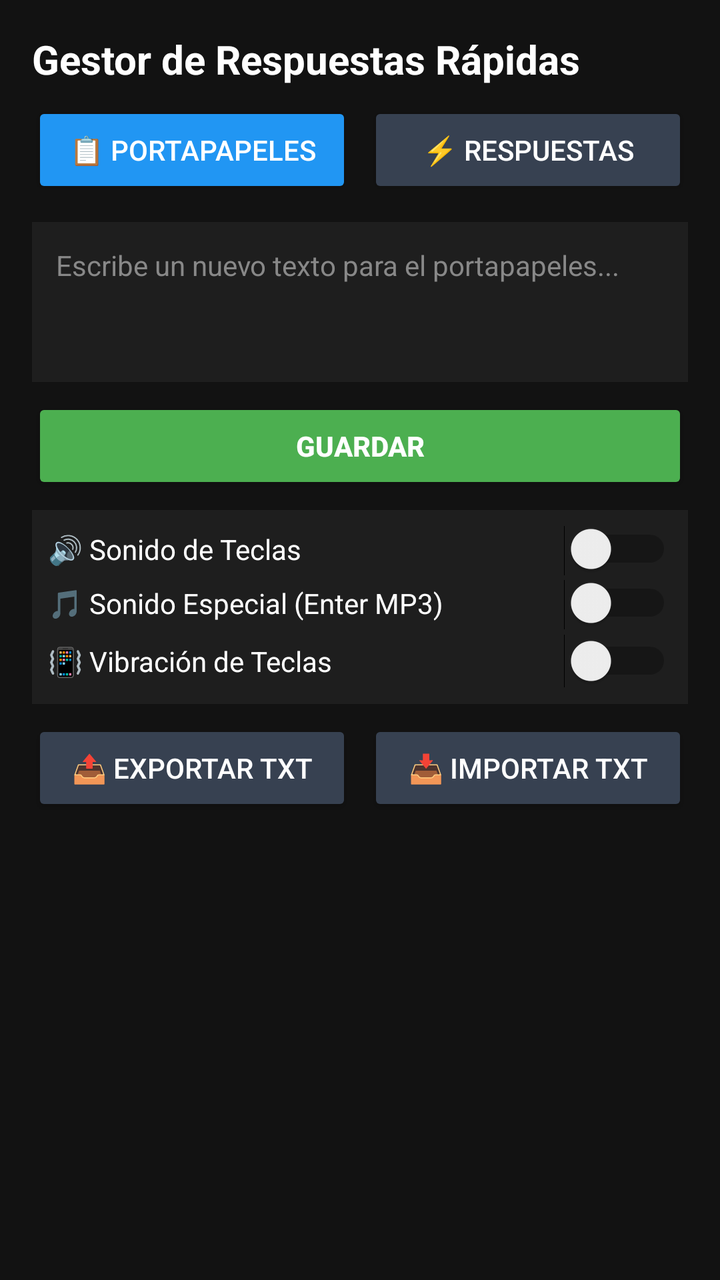
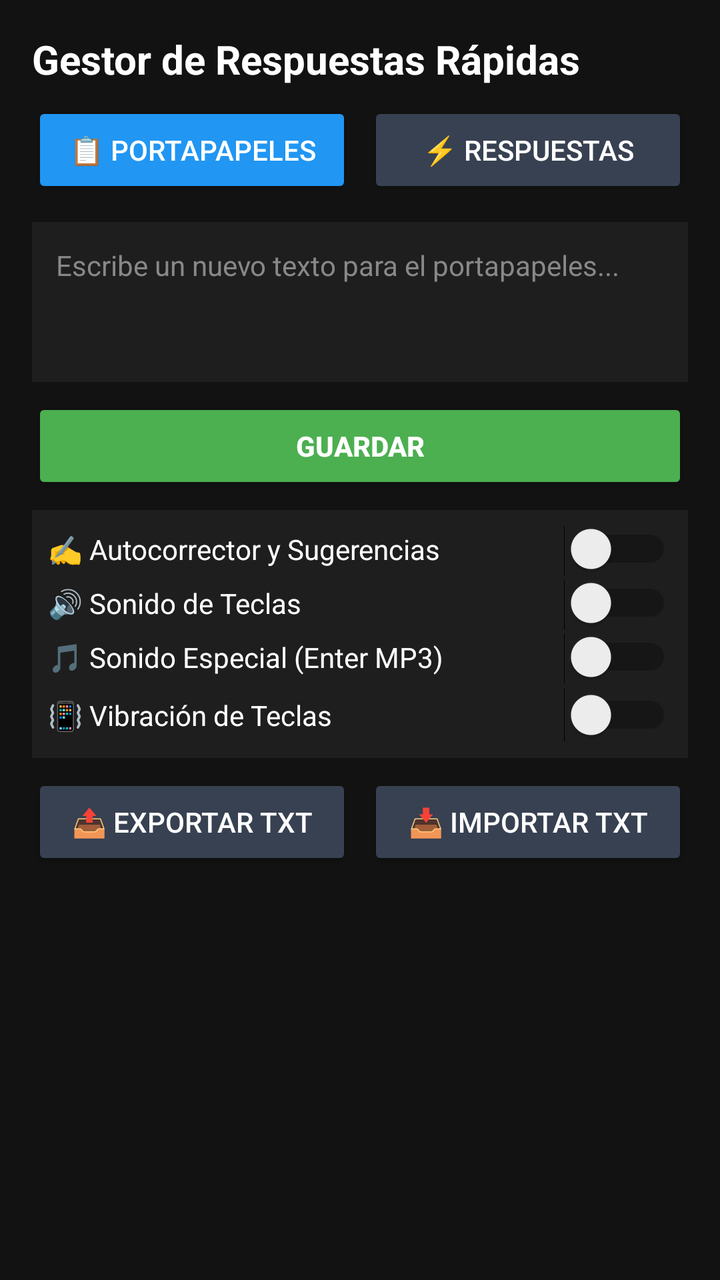

Screens rendered from an Android XML layout before and after an edit, with the pre-edit source and the edit as a unified diff.
<!-- AndroidManifest.xml: application theme Theme.AppCompat.Light.DarkActionBar -->
<!-- res/layout/activity_main.xml -->
<?xml version="1.0" encoding="utf-8"?>
<LinearLayout xmlns:android="http://schemas.android.com/apk/res/android"
    android:layout_width="match_parent"
    android:layout_height="match_parent"
    android:orientation="vertical"
    android:padding="16dp"
    android:background="#121212">

    
    <TextView
        android:layout_width="match_parent"
        android:layout_height="wrap_content"
        android:text="Gestor de Respuestas Rápidas"
        android:textColor="#FFFFFF"
        android:textSize="20sp"
        android:textStyle="bold"
        android:paddingBottom="8dp"/>

    
    <LinearLayout 
        android:layout_width="match_parent" 
        android:layout_height="wrap_content" 
        android:orientation="horizontal" 
        android:layout_marginBottom="12dp">
        
        <Button 
            android:id="@+id/btnTabClip" 
            android:layout_width="0dp" 
            android:layout_height="wrap_content" 
            android:layout_weight="1" 
            android:text="📋 Portapapeles" 
            android:backgroundTint="#2196F3" 
            android:textColor="#FFFFFF" 
            android:layout_marginEnd="4dp"/>
            
        <Button 
            android:id="@+id/btnTabQR" 
            android:layout_width="0dp" 
            android:layout_height="wrap_content" 
            android:layout_weight="1" 
            android:text="⚡ Respuestas" 
            android:backgroundTint="#374151" 
            android:textColor="#FFFFFF" 
            android:layout_marginStart="4dp"/>
    </LinearLayout>

    
    <LinearLayout 
        android:id="@+id/layoutClipInput" 
        android:layout_width="match_parent" 
        android:layout_height="wrap_content" 
        android:orientation="vertical">
        
        <EditText 
            android:id="@+id/etNewPin" 
            android:layout_width="match_parent" 
            android:layout_height="80dp" 
            android:background="#1E1E1E" 
            android:textColor="#FFFFFF" 
            android:textColorHint="#888888" 
            android:hint="Escribe un nuevo texto para el portapapeles..." 
            android:gravity="top|start" 
            android:padding="12dp" 
            android:textSize="14sp"/>
    </LinearLayout>

    
    <LinearLayout 
        android:id="@+id/layoutQRInput" 
        android:layout_width="match_parent" 
        android:layout_height="wrap_content" 
        android:orientation="vertical" 
        android:visibility="gone">
        
        <EditText 
            android:id="@+id/etQrShortcut" 
            android:layout_width="match_parent" 
            android:layout_height="wrap_content" 
            android:background="#1E1E1E" 
            android:textColor="#FFFFFF" 
            android:textColorHint="#888888" 
            android:hint="Clave (Ej: metodosdepago)" 
            android:padding="12dp" 
            android:layout_marginBottom="8dp" 
            android:textSize="14sp" 
            android:maxLines="1"/>
            
        <EditText 
            android:id="@+id/etQrText" 
            android:layout_width="match_parent" 
            android:layout_height="80dp" 
            android:background="#1E1E1E" 
            android:textColor="#FFFFFF" 
            android:textColorHint="#888888" 
            android:hint="Respuesta completa a enviar..." 
            android:gravity="top|start" 
            android:padding="12dp" 
            android:textSize="14sp"/>
    </LinearLayout>

    
    <Button 
        android:id="@+id/btnAdd" 
        android:layout_width="match_parent" 
        android:layout_height="wrap_content" 
        android:layout_marginTop="8dp" 
        android:text="Guardar" 
        android:backgroundTint="#4CAF50" 
        android:textColor="#FFFFFF" 
        android:textStyle="bold"/>

    
    <LinearLayout 
        android:layout_width="match_parent" 
        android:layout_height="wrap_content" 
        android:orientation="vertical" 
        android:layout_marginTop="8dp" 
        android:layout_marginBottom="4dp" 
        android:background="#1E1E1E" 
        android:padding="8dp">
        
        <Switch 
            android:id="@+id/switchSound" 
            android:layout_width="match_parent" 
            android:layout_height="wrap_content" 
            android:text="🔊 Sonido de Teclas" 
            android:textColor="#FFFFFF" 
            android:paddingBottom="4dp"/>
            
        <Switch 
            android:id="@+id/switchSoundEnter" 
            android:layout_width="match_parent" 
            android:layout_height="wrap_content" 
            android:text="🎵 Sonido Especial (Enter MP3)" 
            android:textColor="#FFFFFF" 
            android:paddingBottom="4dp"/>
            
        <Switch 
            android:id="@+id/switchVibration" 
            android:layout_width="match_parent" 
            android:layout_height="wrap_content" 
            android:text="📳 Vibración de Teclas" 
            android:textColor="#FFFFFF" />
    </LinearLayout>

    
    <LinearLayout
        android:layout_width="match_parent"
        android:layout_height="wrap_content"
        android:orientation="horizontal"
        android:layout_marginTop="4dp"
        android:layout_marginBottom="4dp">

        <Button
            android:id="@+id/btnExport"
            android:layout_width="0dp"
            android:layout_height="wrap_content"
            android:layout_weight="1"
            android:layout_marginEnd="4dp"
            android:text="📤 Exportar TXT"
            android:backgroundTint="#374151"
            android:textColor="#FFFFFF"/>

        <Button
            android:id="@+id/btnImport"
            android:layout_width="0dp"
            android:layout_height="wrap_content"
            android:layout_weight="1"
            android:layout_marginStart="4dp"
            android:text="📥 Importar TXT"
            android:backgroundTint="#374151"
            android:textColor="#FFFFFF"/>
    </LinearLayout>

    
    <androidx.recyclerview.widget.RecyclerView 
        android:id="@+id/rvMainPins" 
        android:layout_width="match_parent" 
        android:layout_height="0dp" 
        android:layout_weight="1" 
        android:layout_marginTop="4dp"/>

</LinearLayout>
<!-- resources referenced by this layout -->
<resources>

</resources>

<!-- the commit's change to res/layout/activity_main.xml (unified diff, before → after) -->
@@ -120,6 +120,14 @@
         android:padding="8dp">
         
         <Switch 
+            android:id="@+id/switchAutocorrect" 
+            android:layout_width="match_parent" 
+            android:layout_height="wrap_content" 
+            android:text="✍️ Autocorrector y Sugerencias" 
+            android:textColor="#FFFFFF" 
+            android:paddingBottom="4dp"/>
+
+        <Switch 
             android:id="@+id/switchSound" 
             android:layout_width="match_parent" 
             android:layout_height="wrap_content" 
